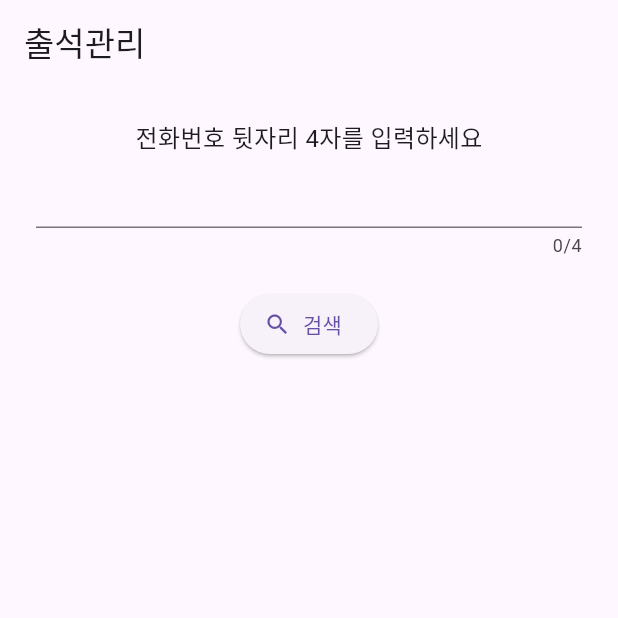
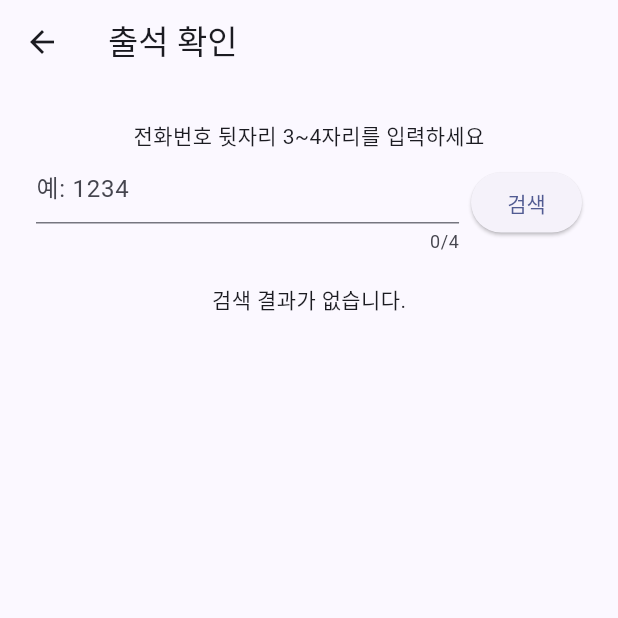
Before and after one commit to kangbba/lecture_management, a Flutter app: the AttendanceScreen screen opened directly, on a phone screen of 412 x 824 dp, the top half of it. Run offline on Flutter 3.47's test engine with Material 3 defaults, Android fonts, the phone set to English and light mode, and no system bars; our stand-ins replace hive, hive_flutter; accounts and stored records are empty.

Commit message:
페이지 추가

```diff
--- /dev/null
+++ b/project/lecture_management/lib/models/lesson_record.dart
@@ -0,0 +1,21 @@
+import 'package:hive/hive.dart';
+
+part 'lesson_record.g.dart';
+
+@HiveType(typeId: 1)
+class LessonRecord {
+  @HiveField(0)
+  DateTime date;
+
+  @HiveField(1)
+  String status; // "완료" or "노쇼"
+
+  @HiveField(2)
+  int round;
+
+  LessonRecord({
+    required this.date,
+    this.status = '완료',
+    required this.round,
+  });
+}
--- a/project/lecture_management/lib/models/student.dart
+++ b/project/lecture_management/lib/models/student.dart
@@ -1,4 +1,5 @@
 import 'package:hive/hive.dart';
+import 'lesson_record.dart';
 
 part 'student.g.dart';
 
@@ -26,10 +27,11 @@ class Student extends HiveObject {
   DateTime? tuitionPaidDate;
 
   @HiveField(7)
-  List<DateTime> attendances = [];
+  List<LessonRecord> lessonRecords;
 
   @HiveField(8)
   DateTime? nextEnrollDate;
+
   Student({
     required this.name,
     required this.phone,
@@ -38,8 +40,7 @@ class Student extends HiveObject {
     required this.registeredAt,
     required this.monthlyLessonCount,
     this.tuitionPaidDate,
-    List<DateTime>? attendances,
+    List<LessonRecord>? lessonRecords,
     this.nextEnrollDate,
-  }) : attendances = attendances ?? [];
-
+  }) : lessonRecords = lessonRecords ?? [];
 }
--- a/project/lecture_management/lib/screens/attendance_screen.dart
+++ b/project/lecture_management/lib/screens/attendance_screen.dart
@@ -1,7 +1,8 @@
 import 'package:flutter/material.dart';
+import 'package:hive/hive.dart';
 import 'package:intl/intl.dart';
-import 'package:hive/hive.dart';
 import '../models/student.dart';
+import '../models/lesson_record.dart';
 
 class AttendanceScreen extends StatefulWidget {
   const AttendanceScreen({super.key});
@@ -12,104 +13,97 @@ class AttendanceScreen extends StatefulWidget {
 
 class _AttendanceScreenState extends State<AttendanceScreen> {
   final TextEditingController _controller = TextEditingController();
-  Student? foundStudent;
-  int attendanceCount = 0;
-  String? nextEnrollDate;
+  List<Student> matches = [];
+  Student? selectedStudent;
 
   void _searchStudent() {
     final box = Hive.box<Student>('students');
     final input = _controller.text.trim();
 
-    if (input.length < 3) return;
+    if (input.length < 3) {
+      setState(() {
+        matches = [];
+        selectedStudent = null;
+      });
+      return;
+    }
 
-    final matches = box.values
+    final result = box.values
         .where((s) => s.phone.endsWith(input))
         .toList();
 
-    if (matches.isEmpty) {
-      setState(() {
-        foundStudent = null;
-        attendanceCount = 0;
-        nextEnrollDate = null;
-      });
-    } else if (matches.length == 1) {
-      _selectStudent(matches.first);
-    } else {
-      _showStudentSelectionDialog(matches);
-    }
-  }
-
-  void _selectStudent(Student student) {
     setState(() {
-      foundStudent = student;
-      attendanceCount = student.attendances.length;
-      nextEnrollDate = student.nextEnrollDate != null
-          ? DateFormat('M월 d일').format(student.nextEnrollDate!)
-          : null;
+      matches = result;
+      selectedStudent = result.length == 1 ? result.first : null;
     });
   }
 
-  void _showStudentSelectionDialog(List<Student> matches) {
-    showModalBottomSheet(
-      context: context,
-      builder: (_) {
-        return ListView(
-          children: matches.map((student) {
-            return ListTile(
-              title: Text(student.name),
-              subtitle: Text(student.phone),
-              onTap: () {
-                Navigator.pop(context);
-                _selectStudent(student);
-              },
-            );
-          }).toList(),
-        );
-      },
+  void _confirmAttendance() async {
+    if (selectedStudent == null) return;
+
+    final student = selectedStudent!;
+    final now = DateTime.now();
+    final lessonRounds = student.lessonRecords.map((r) => r.round).toList();
+    final nextRound = lessonRounds.isEmpty ? 1 : lessonRounds.reduce((a, b) => a > b ? a : b) + 1;
+
+    student.lessonRecords.add(
+      LessonRecord(date: now, round: nextRound, status: '완료'),
     );
-  }
 
-  void _confirmAttendance() async {
-    if (foundStudent == null) return;
-
-    final now = DateTime.now();
-    foundStudent!
-      ..attendances.add(now)
-      ..save();
-
-    setState(() {
-      attendanceCount = foundStudent!.attendances.length;
-    });
+    await student.save();
 
     ScaffoldMessenger.of(context).showSnackBar(
       const SnackBar(content: Text('출석이 완료되었습니다.')),
     );
+
+    setState(() {});
   }
 
-  Widget _studentInfoCard() {
-    if (foundStudent == null) return const SizedBox.shrink();
+  String _format(DateTime date) => DateFormat('yyyy.MM.dd').format(date);
+
+  Widget _buildStudentInfo() {
+    if (selectedStudent == null) return const SizedBox.shrink();
+
+    final s = selectedStudent!;
+    final lessonRounds = s.lessonRecords.map((r) => r.round).toList();
+    final maxRound = lessonRounds.isEmpty ? 0 : lessonRounds.reduce((a, b) => a > b ? a : b);
+    final nextRound = maxRound + 1;
+
+    String nextPayText;
+    if (s.nextEnrollDate != null) {
+      nextPayText = '다음 납부일은 ${_format(s.nextEnrollDate!)} 입니다.';
+    } else {
+      final fallback = DateTime(
+        s.registeredAt.year,
+        s.registeredAt.month + 1,
+        s.registeredAt.day,
+      );
+      nextPayText = '별도 설정된 납부일이 없습니다.\n기본 납부일은 ${_format(fallback)} 입니다.';
+    }
 
     return Column(
+      crossAxisAlignment: CrossAxisAlignment.start,
       children: [
-        Text(
-          '${foundStudent!.name} 님은',
-          style: const TextStyle(fontSize: 24, fontWeight: FontWeight.bold),
+        const Divider(),
+        Text('${s.name}님은 $nextRound회차 입니다.', style: const TextStyle(fontSize: 20)),
+        const SizedBox(height: 8),
+        Text('등록일: ${_format(s.registeredAt)}'),
+        Text('누적 출석 기록 수: ${s.lessonRecords.length}'),
+        const SizedBox(height: 12),
+        Text(nextPayText, style: const TextStyle(color: Colors.red)),
+        const SizedBox(height: 20),
+        SizedBox(
+          width: double.infinity,
+          child: ElevatedButton.icon(
+            icon: const Icon(Icons.check_circle),
+            label: const Text('출석 완료하기', style: TextStyle(fontSize: 18)),
+            style: ElevatedButton.styleFrom(
+              backgroundColor: Colors.green,
+              padding: const EdgeInsets.symmetric(vertical: 16),
+            ),
+            onPressed: _confirmAttendance,
+          ),
         ),
-        Text(
-          '$attendanceCount회차 입니다.',
-          style: const TextStyle(fontSize: 22, color: Colors.red),
-        ),
-        const SizedBox(height: 16),
-        if (nextEnrollDate != null)
-          Text(
-            '다음등록일은 $nextEnrollDate 입니다',
-            style: const TextStyle(fontSize: 20, color: Colors.red),
-          ),
-        const SizedBox(height: 20),
-        ElevatedButton(
-          onPressed: _confirmAttendance,
-          child: const Text('출석확인'),
-        )
       ],
     );
   }
@@ -117,31 +111,50 @@ class _AttendanceScreenState extends State<AttendanceScreen> {
   @override
   Widget build(BuildContext context) {
     return Scaffold(
-      appBar: AppBar(
-        title: const Text('출석관리'),
-        automaticallyImplyLeading: false,
-      ),
+      appBar: AppBar(title: const Text('출석 확인')),
       body: Padding(
         padding: const EdgeInsets.all(24),
         child: Column(
           children: [
-            const Text(
-              '전화번호 뒷자리 4자를 입력하세요',
-              style: TextStyle(fontSize: 16),
-            ),
-            TextField(
-              controller: _controller,
-              keyboardType: TextInputType.number,
-              maxLength: 4,
+            const Text('전화번호 뒷자리 3~4자리를 입력하세요'),
+            Row(
+              children: [
+                Expanded(
+                  child: TextField(
+                    controller: _controller,
+                    maxLength: 4,
+                    keyboardType: TextInputType.number,
+                    decoration: const InputDecoration(hintText: '예: 1234'),
+                  ),
+                ),
+                const SizedBox(width: 8),
+                ElevatedButton(
+                  onPressed: _searchStudent,
+                  child: const Text('검색'),
+                ),
+              ],
             ),
             const SizedBox(height: 20),
-            ElevatedButton.icon(
-              onPressed: _searchStudent,
-              icon: const Icon(Icons.search),
-              label: const Text('검색'),
-            ),
-            const SizedBox(height: 20),
-            _studentInfoCard(),
+            if (matches.isEmpty)
+              const Text('검색 결과가 없습니다.')
+            else if (matches.length > 1)
+              Column(
+                crossAxisAlignment: CrossAxisAlignment.start,
+                children: [
+                  const Text('여러 명이 검색되었습니다. 선택하세요:'),
+                  const SizedBox(height: 8),
+                  ...matches.map((s) => ListTile(
+                    title: Text(s.name),
+                    subtitle: Text(s.phone),
+                    trailing: selectedStudent == s
+                        ? const Icon(Icons.check, color: Colors.green)
+                        : null,
+                    onTap: () => setState(() => selectedStudent = s),
+                  )),
+                ],
+              ),
+            const SizedBox(height: 10),
+            _buildStudentInfo(),
           ],
         ),
       ),
```
Also changed, not shown: project/lecture_management/lib/main.dart (+8 -5 lines), project/lecture_management/lib/screens/admin_home_screen.dart (+10 -10 lines), project/lecture_management/lib/screens/lesson_detail_screen.dart (added, +63 -0 lines), project/lecture_management/lib/screens/lesson_progress_screen.dart (added, +69 -0 lines), project/lecture_management/lib/screens/mode_select_screen.dart (+22 -47 lines), project/lecture_management/lib/screens/student_list_screen.dart (+7 -7 lines), project/lecture_management/lib/screens/student_register_screen.dart (+39 -40 lines), project/lecture_management/lib/models/lesson_record.g.dart (added), project/lecture_management/lib/models/student.g.dart.
